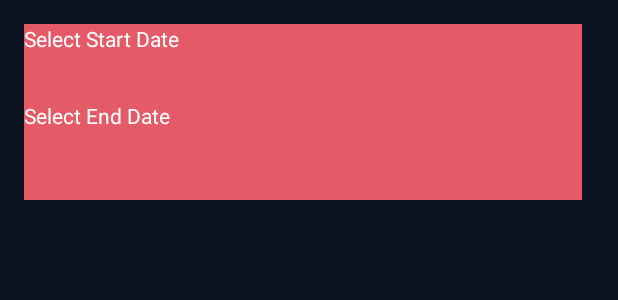
After one commit to KeganWB/MrTimePart2, an Android app built with Jetpack Compose: the layout dialog_date_input.xml on its own in the app's theme, with its tools: preview values and no code run, on a phone screen of 412 x 824 dp. The commit adds this screen. Shown: the top 300 px of the screen. Run offline under Robolectric (Android 15) with nearby library versions, the phone set to English and light mode, and no system bars.

Commit message:
sort by date working

```diff
--- /dev/null
+++ b/app/src/main/res/layout/dialog_date_input.xml
@@ -0,0 +1,24 @@
+<?xml version="1.0" encoding="utf-8"?>
+<LinearLayout xmlns:android="http://schemas.android.com/apk/res/android"
+    android:layout_width="match_parent"
+    android:layout_height="match_parent"
+    android:background="@color/backgroundColour"
+    android:orientation="vertical"
+    android:padding="16dp">
+
+    <TextView
+        android:id="@+id/tvStartDate"
+        android:layout_width="372dp"
+        android:layout_height="51dp"
+        android:background="@color/TextColour"
+        android:text="Select Start Date"
+        android:textColor="#FFFFFF" />
+
+    <TextView
+        android:id="@+id/tvEndDate"
+        android:layout_width="372dp"
+        android:layout_height="66dp"
+        android:background="@color/TextColour"
+        android:text="Select End Date"
+        android:textColor="#FFFFFF" />
+</LinearLayout>
--- a/app/src/main/res/values/strings.xml
+++ b/app/src/main/res/values/strings.xml
@@ -7,4 +7,9 @@
     <string name="title_activity_create_account">Create Account</string>
     <string name="navigation_drawer_open">Open navigation drawer</string>
     <string name="navigation_drawer_close">Close navigation drawer</string>
+    <string-array name="sort_options">
+        <item>All</item>
+        <item>Category</item>
+        <item>Filter by Date</item> <!-- Add this option -->
+    </string-array>
 </resources>
```
Also changed, not shown: app/src/main/java/com/example/mrtimepart2/TimeSheetActivity.kt (+81 -13 lines).
